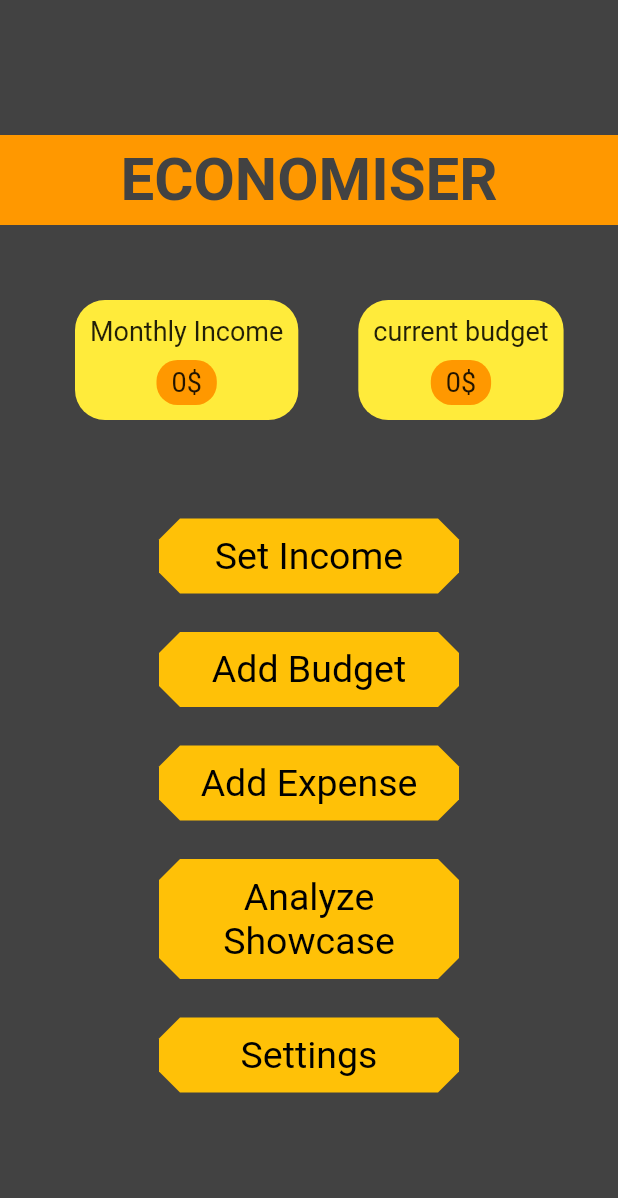
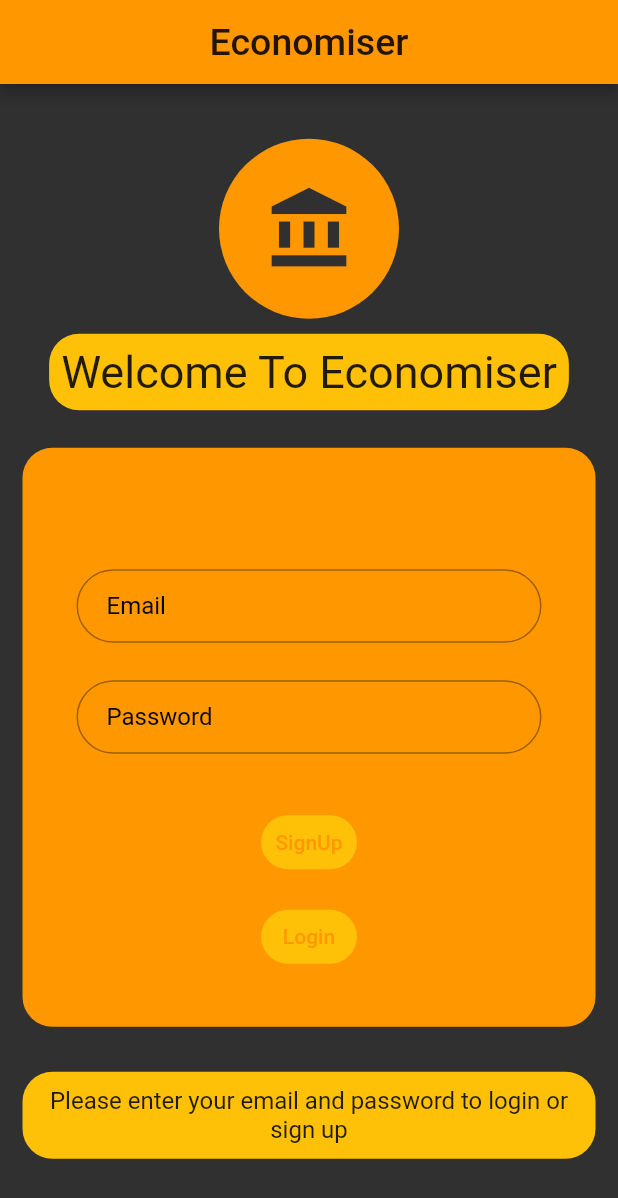
Before and after one commit to MermertH/economiser, a Flutter app: the screen it shows after launch, on a phone screen of 412 x 824 dp. Shown: the top 1198 px of the screen. Run offline on Flutter 3.47's test engine with Material 2 defaults, Android fonts, the light colour scheme and no system bars; our stand-ins replace cloud_firestore, firebase_auth, firebase_core, jiffy; accounts and stored records are empty.

Commit message:
login page added

```diff
--- /dev/null
+++ b/lib/AuthenticationPage/authentication.dart
@@ -0,0 +1,46 @@
+import 'package:firebase_auth/firebase_auth.dart';
+
+class AuthenticationHelper {
+  final FirebaseAuth _auth = FirebaseAuth.instance;
+  get user => _auth.currentUser;
+
+  //SIGN UP METHOD
+  Future signUp({String email, String password}) async {
+    try {
+      await _auth.createUserWithEmailAndPassword(
+        email: email,
+        password: password,
+      );
+      return null;
+    } on FirebaseAuthException catch (e) {
+      if (e.code == 'weak-password') {
+        print('The password provided is too weak.');
+      } else if (e.code == 'email-already-in-use') {
+        print('The account already exists for that email.');
+      }
+    } catch (e) {
+      print(e);
+    }
+  }
+
+  //SIGN IN METHOD
+  Future signIn({String email, String password}) async {
+    try {
+      await _auth.signInWithEmailAndPassword(email: email, password: password);
+      return null;
+    } on FirebaseAuthException catch (e) {
+      if (e.code == 'user-not-found') {
+        print('No user found for that email.');
+      } else if (e.code == 'wrong-password') {
+        print('Wrong password provided for that user.');
+      }
+    }
+  }
+
+  //SIGN OUT METHOD
+  Future signOut() async {
+    await _auth.signOut();
+
+    print('signout');
+  }
+}
--- /dev/null
+++ b/lib/AuthenticationPage/authentication_page.dart
@@ -0,0 +1,184 @@
+import 'package:flutter/material.dart';
+
+class AuthenticationPage extends StatefulWidget {
+  @override
+  State<AuthenticationPage> createState() => _AuthenticationPageState();
+}
+
+class _AuthenticationPageState extends State<AuthenticationPage> {
+  var _formKey = new GlobalKey<FormState>();
+  String _userMail = '';
+  String _userPassword = '';
+
+  void trySubmit() {
+    final isValid = _formKey.currentState.validate();
+    FocusScope.of(context).unfocus();
+    if (isValid) {
+      _formKey.currentState.save();
+      print('Current accepted mail is $_userMail');
+      print('Current accepted password is $_userPassword');
+    }
+  }
+
+  @override
+  Widget build(BuildContext context) {
+    return Scaffold(
+      resizeToAvoidBottomInset: false,
+      backgroundColor: Colors.grey[850],
+      appBar: AppBar(
+        title: Text(
+          'Economiser',
+          style: TextStyle(
+            fontSize: 25,
+          ),
+        ),
+        centerTitle: true,
+      ),
+      body: Column(
+        mainAxisAlignment: MainAxisAlignment.center,
+        children: [
+          CircleAvatar(
+            backgroundColor: Colors.orange,
+            radius: 60,
+            child: FittedBox(
+              child: Icon(
+                Icons.account_balance,
+                size: 60,
+                color: Colors.grey[850],
+              ),
+            ),
+          ),
+          Padding(
+            padding: const EdgeInsets.symmetric(vertical: 10),
+            child: Container(
+              decoration: BoxDecoration(
+                  color: Colors.amber, borderRadius: BorderRadius.circular(20)),
+              child: Padding(
+                padding: const EdgeInsets.all(8.0),
+                child: Text(
+                  'Welcome To Economiser',
+                  style: TextStyle(
+                    fontSize: 30,
+                  ),
+                ),
+              ),
+            ),
+          ),
+          Padding(
+            padding: const EdgeInsets.all(15.0),
+            child: Container(
+              decoration: BoxDecoration(
+                color: Colors.orange[500],
+                borderRadius: BorderRadius.circular(20),
+              ),
+              child: Padding(
+                padding: const EdgeInsets.all(36.0),
+                child: Form(
+                  key: _formKey,
+                  child: Column(
+                    crossAxisAlignment: CrossAxisAlignment.center,
+                    mainAxisAlignment: MainAxisAlignment.center,
+                    children: [
+                      SizedBox(height: 45.0),
+                      TextFormField(
+                        key: ValueKey('email'),
+                        validator: (value) {
+                          if (value.isEmpty || !value.contains('@')) {
+                            return 'Please enter a valid email';
+                          } else {
+                            return null;
+                          }
+                        },
+                        onSaved: (value) {
+                          _userMail = value;
+                        },
+                        decoration: InputDecoration(
+                            contentPadding:
+                                EdgeInsets.fromLTRB(20.0, 15.0, 20.0, 15.0),
+                            hintText: "Email",
+                            hintStyle: TextStyle(
+                              color: Colors.black,
+                            ),
+                            border: OutlineInputBorder(
+                                borderRadius: BorderRadius.circular(32.0))),
+                      ),
+                      SizedBox(height: 25.0),
+                      TextFormField(
+                        key: ValueKey('password'),
+                        validator: (value) {
+                          if (value.length <= 7) {
+                            return 'password length must be higher than 7 characters';
+                          } else {
+                            return null;
+                          }
+                        },
+                        onSaved: (value) {
+                          _userPassword = value;
+                        },
+                        obscureText: true,
+                        decoration: InputDecoration(
+                            contentPadding:
+                                EdgeInsets.fromLTRB(20.0, 15.0, 20.0, 15.0),
+                            hintText: "Password",
+                            hintStyle: TextStyle(
+                              color: Colors.black,
+                            ),
+                            border: OutlineInputBorder(
+                                borderRadius: BorderRadius.circular(32.0))),
+                      ),
+                      SizedBox(height: 35.0),
+                      TextButton(
+                        onPressed: () {
+                          trySubmit();
+                        },
+                        style: TextButton.styleFrom(
+                          shape: RoundedRectangleBorder(
+                            borderRadius: BorderRadius.circular(20),
+                          ),
+                          backgroundColor: Colors.amber,
+                        ),
+                        child: Text('SignUp'),
+                      ),
+                      SizedBox(height: 15),
+                      TextButton(
+                        onPressed: () {
+                          trySubmit();
+                        },
+                        style: TextButton.styleFrom(
+                          shape: RoundedRectangleBorder(
+                            borderRadius: BorderRadius.circular(20),
+                          ),
+                          backgroundColor: Colors.amber,
+                        ),
+                        child: Text('Login'),
+                      ),
+                    ],
+                  ),
+                ),
+              ),
+            ),
+          ),
+          Padding(
+            padding: const EdgeInsets.all(15.0),
+            child: Container(
+              decoration: BoxDecoration(
+                color: Colors.amber,
+                borderRadius: BorderRadius.circular(20),
+              ),
+              child: Padding(
+                padding: const EdgeInsets.all(10.0),
+                child: Text(
+                  'Please enter your email and password to login or sign up',
+                  textAlign: TextAlign.center,
+                  style: TextStyle(
+                    fontSize: 16,
+                  ),
+                ),
+              ),
+            ),
+          ),
+        ],
+      ),
+    );
+  }
+}
--- a/lib/PopUps/add_expense.dart
+++ b/lib/PopUps/add_expense.dart
@@ -11,6 +11,10 @@ class _AddExpenseDialogState extends State<AddExpenseDialog> {
       FirebaseFirestore.instance.collection('Expenses').snapshots();
   final CollectionReference expenses =
       FirebaseFirestore.instance.collection('Expenses');
+  final Stream<QuerySnapshot> _totalBudget =
+      FirebaseFirestore.instance.collection('Budget').snapshots();
+  final CollectionReference totalBudget =
+      FirebaseFirestore.instance.collection('Budget');
   final _formKey = GlobalKey<FormState>();
   String expenseName;
   int expenseCost;
@@ -164,22 +168,29 @@ class _AddExpenseDialogState extends State<AddExpenseDialog> {
 
             Spacer(),
             StreamBuilder<QuerySnapshot>(
+                stream: _totalBudget,
+                builder: (context, budgetSnapshot) {
+                  return StreamBuilder<QuerySnapshot>(
                       stream: _expenseStream,
-                builder: (context, snapshot) {
+                      builder: (context, expenseSnapshot) {
                         return TextButton(
                           onPressed: () {
                             if (!_formKey.currentState.validate()) {
                               return;
                             } else {
                               expenses
-                            .doc(snapshot.data.docs.first.id)
+                                  .doc(expenseSnapshot.data.docs.first.id)
                                   .collection('Expense')
                                   .add({
                                 'expenseName': expenseName,
                                 'expenseCost': expenseCost,
                                 'addingDate': DateTime.now(),
                               });
+                              // totalBudget
+                              //     .doc(budgetSnapshot.data.docs.first.id)
+                              //     .update({
 
+                              //     });
                               Navigator.of(context).pop(true);
                             }
                           },
@@ -194,6 +205,7 @@ class _AddExpenseDialogState extends State<AddExpenseDialog> {
                             ),
                           ),
                         );
+                      });
                 }),
             Spacer(),
           ],
--- a/lib/main.dart
+++ b/lib/main.dart
@@ -1,5 +1,6 @@
+import 'package:economiser/AuthenticationPage/authentication_page.dart';
 import 'package:flutter/material.dart';
-import 'MainPage/main_page.dart';
+// import 'MainPage/main_page.dart';
 import 'package:firebase_core/firebase_core.dart';
 
 void main() {
@@ -36,7 +37,7 @@ class _MyAppState extends State<MyApp> {
             theme: ThemeData(
               primarySwatch: Colors.orange,
             ),
-            home: MainPage(),
+            home: AuthenticationPage(),
           );
         }
         // Otherwise, show something whilst waiting for initialization to complete
```
Also changed, not shown: lib/AuthenticationPage/login.dart (added, +15 -0 lines), lib/AuthenticationPage/sign_up.dart (added, +18 -0 lines). Lines whose indentation alone changed are shown as unchanged.
